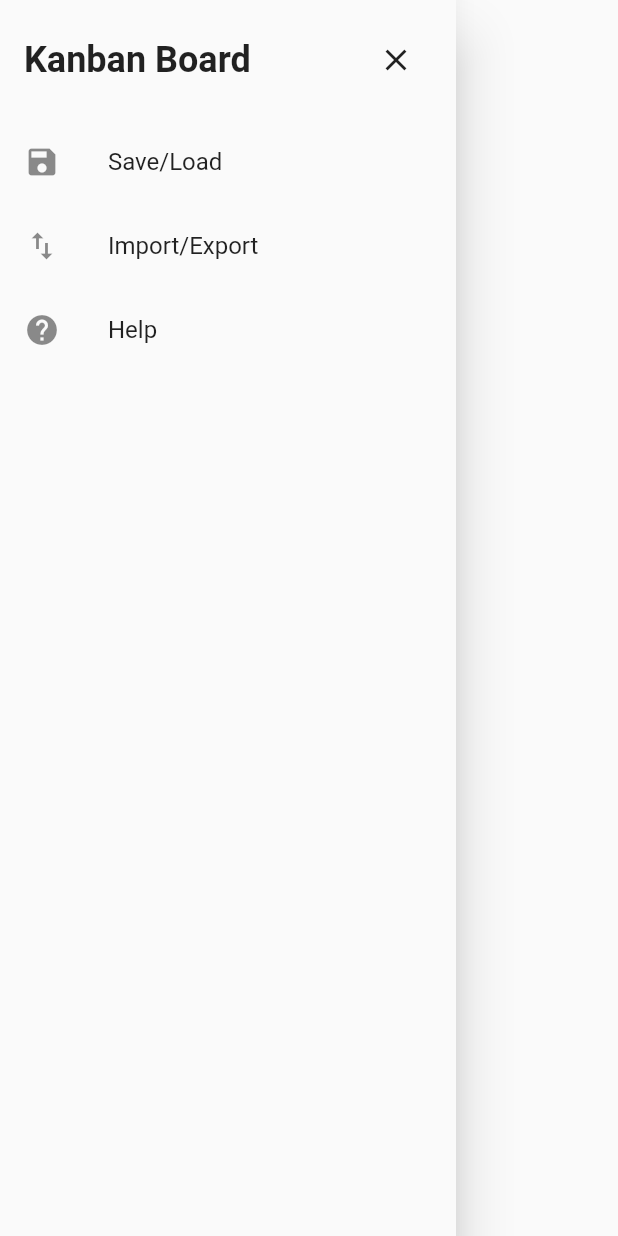
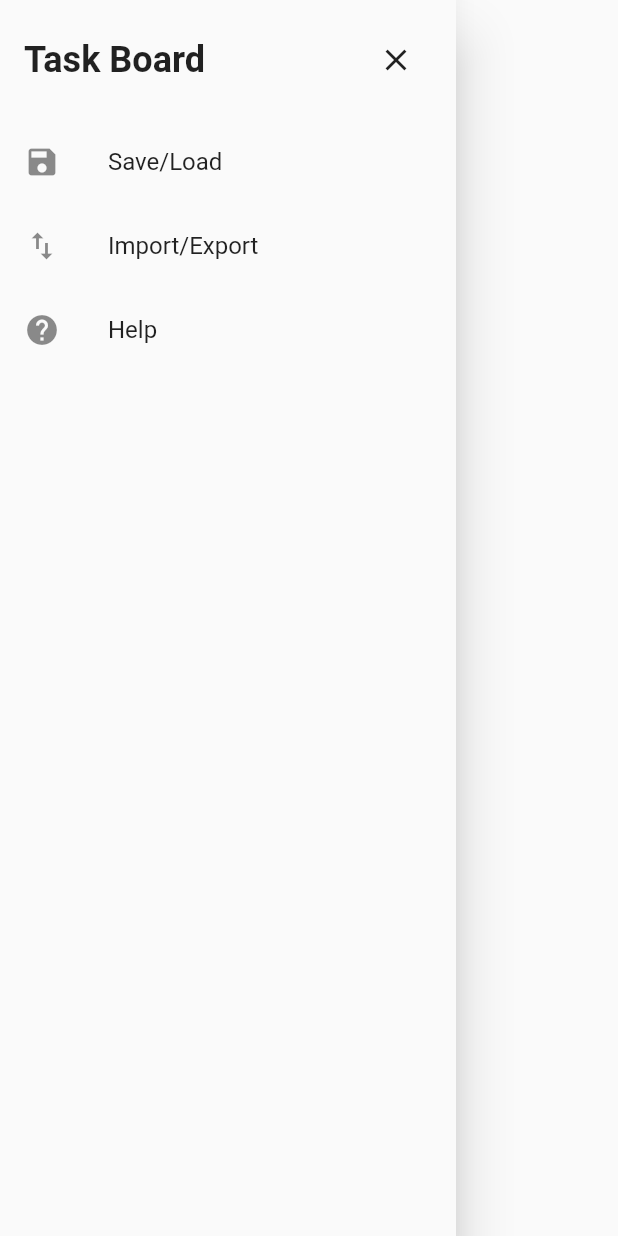
Before and after one commit to gabrielslater/task-board, a Flutter app: the TaskBoardNavigationDrawer widget shown alone on an empty page, opened directly with empty values, on a phone screen of 412 x 824 dp. Run offline on Flutter 3.47's test engine with Material 2 defaults, Android fonts, the light colour scheme and no system bars; missing offline and left inert: localstore.

Commit message:
Replace kanban with task board

```diff
--- a/lib/main.dart
+++ b/lib/main.dart
@@ -577,7 +577,7 @@ class TaskBoardNavigationDrawer extends StatelessWidget {
       child: Row(
         children: [
           const Text(
-            "Kanban Board",
+            "Task Board",
             style: TextStyle(
               fontSize: 24,
               fontWeight: FontWeight.bold,
--- a/lib/task_board_model.dart
+++ b/lib/task_board_model.dart
@@ -118,7 +118,7 @@ class ColumnModel {
 
   @override
   String toString() {
-    return 'KanbanColumnModel{title: $title, cards: $cards}';
+    return 'TaskBoardColumnModel{title: $title, cards: $cards}';
   }
 }
 
@@ -149,6 +149,6 @@ class CardModel {
 
   @override
   String toString() {
-    return 'KanbanCardModel{title: $title, body: $body}';
+    return 'TaskBoardCardModel{title: $title, body: $body}';
   }
 }
```
